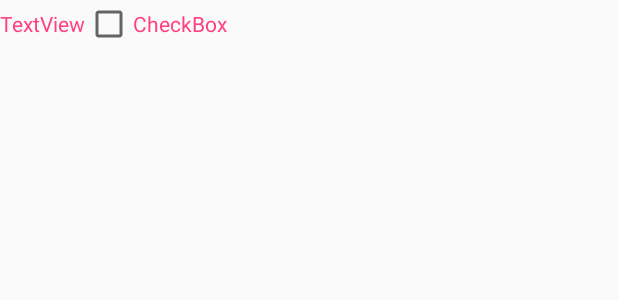
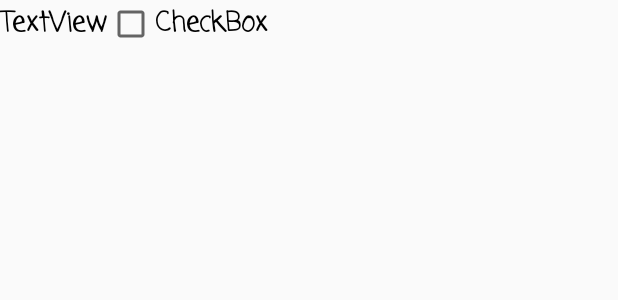
Before and after one commit to Climapp-Cosw/ClimappAndroid, an Android app: the layout row.xml on its own in the app's theme, with its tools: preview values and no code run, on a phone screen of 412 x 824 dp. Shown: the top 300 px of the screen. Run offline under Robolectric (Android 15) with nearby library versions, the phone set to English and light mode, and no system bars.

Commit message:
arreglos varios

```diff
--- a/app/src/main/java/edu/eci/cosw/climapp/controller/fragmentMap.java
+++ b/app/src/main/java/edu/eci/cosw/climapp/controller/fragmentMap.java
@@ -712,6 +712,7 @@ public class fragmentMap extends Fragment implements OnMapReadyCallback, GoogleA
                     mMap.clear();
                     drawReports();
                     drawReportsSensor();
+                    ubico = false;
                     Log.i("ENTROOO!!!!!","1");
                 }
 
--- a/app/src/main/res/layout/fragment_zones.xml
+++ b/app/src/main/res/layout/fragment_zones.xml
@@ -4,7 +4,7 @@
     xmlns:tools="http://schemas.android.com/tools"
     android:layout_width="match_parent"
     android:layout_height="match_parent"
-    android:background="@drawable/background"
+    android:background="@drawable/background2"
     android:orientation="vertical"
     tools:context="edu.eci.cosw.climapp.controller.fragmentEditProfile">
 
--- a/app/src/main/res/layout/nav_header_main.xml
+++ b/app/src/main/res/layout/nav_header_main.xml
@@ -15,7 +15,7 @@
     <ImageView
         android:id="@+id/imageViewuser"
         android:layout_width="match_parent"
-        android:layout_height="179dp"
+        android:layout_height="170dp"
         android:contentDescription="@string/todo"
         android:paddingTop="@dimen/nav_header_vertical_spacing"
         app:srcCompat="@mipmap/ic_launcher_round" />
@@ -44,6 +44,7 @@
             android:fontFamily="casual"
             android:text="@string/numpoints"
             android:textColor="@android:color/background_dark"
+            android:textSize="18sp"
             android:textStyle="bold" />
 
     </TableRow>
@@ -72,6 +73,7 @@
             android:fontFamily="casual"
             android:text="@string/email"
             android:textColor="@android:color/background_dark"
+            android:textSize="18sp"
             android:textStyle="bold" />
 
     </TableRow>
@@ -102,6 +104,7 @@
             android:text="@string/user"
             android:textAppearance="@style/TextAppearance.AppCompat.Body1"
             android:textColor="@android:color/background_dark"
+            android:textSize="18sp"
             android:textStyle="bold" />
 
     </TableRow>
--- a/app/src/main/res/layout/row.xml
+++ b/app/src/main/res/layout/row.xml
@@ -11,16 +11,23 @@
         android:id="@+id/namezone1"
         android:layout_width="match_parent"
         android:layout_height="wrap_content"
+        android:fontFamily="casual"
         android:text="@string/textview"
-        android:textColor="@color/colorAccent"/>
+        android:textColor="@android:color/background_dark"
+        android:textSize="18sp"
+        android:textStyle="bold" />
 
     <CheckBox
         android:id="@+id/checkBox1"
         android:layout_width="match_parent"
         android:layout_height="wrap_content"
-        android:text="@string/checkbox"
         android:clickable="true"
         android:focusable="false"
-        android:textColor="@color/colorAccent"/>
+        android:fontFamily="casual"
+        android:text="@string/checkbox"
+        android:textColor="@android:color/background_dark"
+        android:textColorLink="@android:color/holo_green_light"
+        android:textSize="18sp"
+        android:textStyle="bold" />
 
 </LinearLayout>
```
Also changed, not shown: app/src/main/res/drawable/cloudy_logo.png (added), app/src/main/res/drawable/hailstomp_logo.png (added), app/src/main/res/drawable/icy_logo.png (added), app/src/main/res/drawable/rain_logo.png (added), app/src/main/res/drawable/sunny_logo.png (added), app/src/main/res/drawable/thunderstorm_logo.png (added), app/src/main/res/drawable/windy_logo.png (added).
